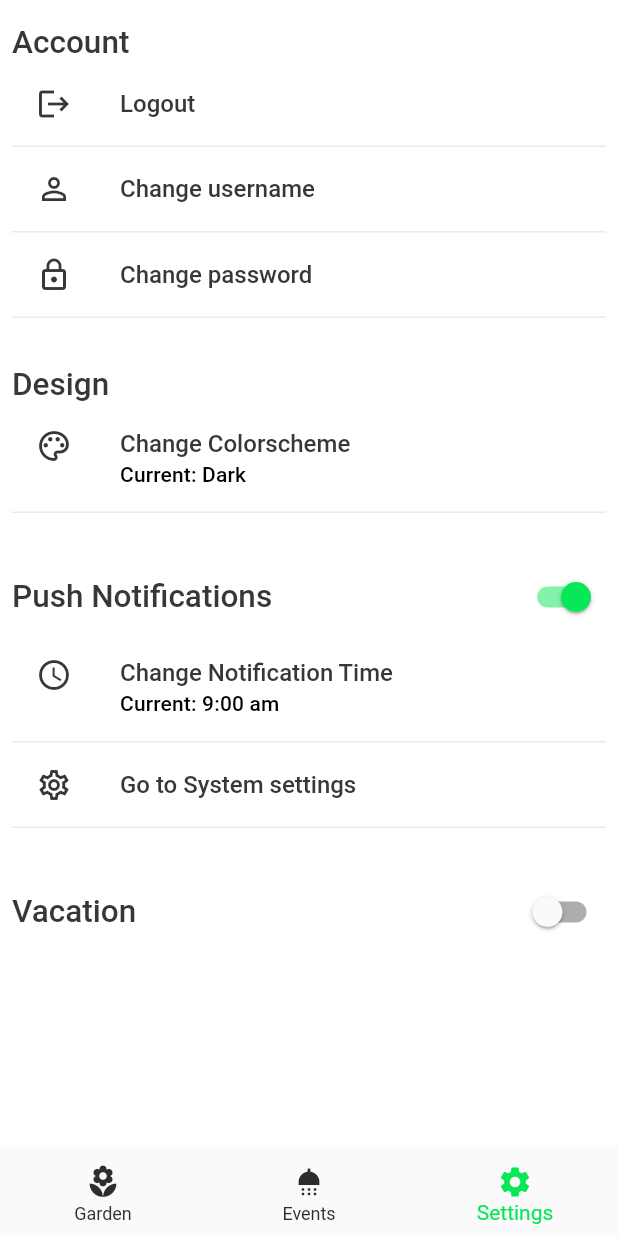
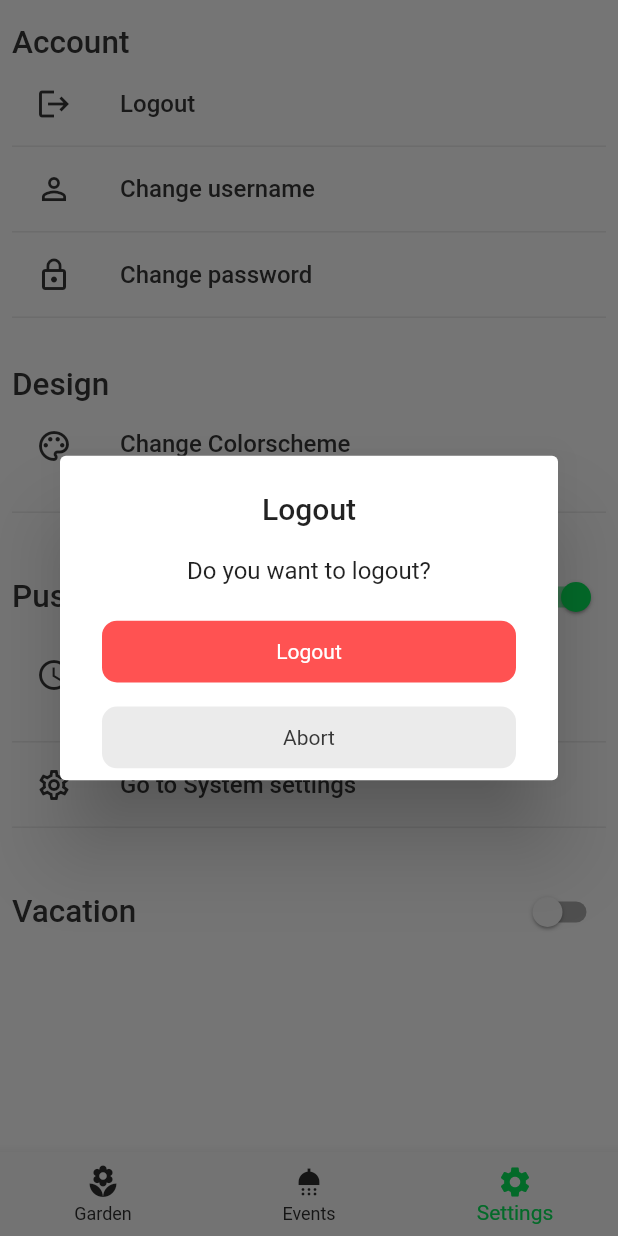
Before and after one commit to Super-T02/happy-plants, a Flutter app: the screen it shows once a user with an empty profile is signed in, item 3 of the bottom bar chosen, after a tap on "Logout", on a phone screen of 412 x 824 dp. Run offline on Flutter 3.47's test engine with Material 2 defaults, Android fonts, the phone set to English and light mode, and no system bars; our stand-ins replace carousel_slider, cloud_firestore, email_validator, firebase_auth, firebase_core, flutter_svg and 2 more; accounts and stored records are empty; network calls fail.

Commit message:
HP-41: renamed LoginButton -> CustomButton

```diff
--- a/lib/screens/authenticate/forget_password.dart
+++ b/lib/screens/authenticate/forget_password.dart
@@ -92,7 +92,7 @@ class _ForgetPasswordState extends State<ForgetPassword> {
                 const SizedBox(height: 16.0,),
 
                 // Login Button
-                LoginButton(
+                CustomButton(
                   onTap: () => _submit(),
                   text: 'Reset Password',
                   isPrimary: true,
@@ -100,7 +100,7 @@ class _ForgetPasswordState extends State<ForgetPassword> {
 
                 const SizedBox(height: 16.0,),
 
-                LoginButton(
+                CustomButton(
                   onTap: () => Navigator.of(context).pop(),
                   text: 'Abort',
                 ),
--- a/lib/screens/authenticate/login_email_form.dart
+++ b/lib/screens/authenticate/login_email_form.dart
@@ -132,7 +132,7 @@ class _EmailLoginFormState extends State<EmailLoginForm> {
           ),
 
           // Login Button
-          LoginButton(
+          CustomButton(
             onTap: () => _submit(),
             text: 'Sign In',
             isPrimary: true,
@@ -141,14 +141,14 @@ class _EmailLoginFormState extends State<EmailLoginForm> {
           const SizedBox(height: 16.0,),
 
           // Google Login
-          LoginButton(
+          CustomButton(
             onTap: () => _withGoogle(),
             text: 'With Google',
           ),
 
           // Sign Up Button
           const SizedBox(height: 16.0,),
-          LoginButton(
+          CustomButton(
             onTap: () => Navigator.pushNamed(context, '/signUp'),
             text: 'Register with Email',
           ),
--- a/lib/screens/authenticate/sign_up_form.dart
+++ b/lib/screens/authenticate/sign_up_form.dart
@@ -174,7 +174,7 @@ class _SignUpFormState extends State<SignUpForm> {
                   const SizedBox(height: 18.0,),
 
                   // Login Button
-                  LoginButton(
+                  CustomButton(
                     onTap: () => _submit(),
                     text: 'Sign Up',
                     isPrimary: true,
@@ -183,7 +183,7 @@ class _SignUpFormState extends State<SignUpForm> {
 
                   const SizedBox(height: 18.0,),
 
-                  LoginButton(
+                  CustomButton(
                     onTap: () => Navigator.of(context).pop(),
                     text: 'Abort',
                   ),
--- a/lib/screens/home/tabs/options/list_groups/account_settings.dart
+++ b/lib/screens/home/tabs/options/list_groups/account_settings.dart
@@ -1,4 +1,6 @@
+import 'package:flutter/cupertino.dart';
 import 'package:flutter/material.dart';
+import 'package:happy_plants/shared/widgets/dialogs/submit_dialog.dart';
 
 import '../../../../../services/authentication.dart';
 import '../../../../../shared/widgets/util/lists/custom_list_group.dart';
@@ -7,32 +9,52 @@ import '../../../../../shared/widgets/util/lists/custom_list_tile.dart';
 class AccountSettings extends StatelessWidget {
   AccountSettings({Key? key}) : super(key: key);
   final AuthService _auth = AuthService();
+  final GlobalKey _key = GlobalKey();
+  final _formKey = GlobalKey<FormState>();
+
+  /// Opens the dialog for validating a logout
+  void openLogoutDialog() {
+    showDialog(context: _key.currentContext!, builder: (BuildContext context){
+      return SubmitDialog(
+          title: 'Logout',
+          text: 'Do you want to logout?',
+          onSubmit: () async {await _auth.signOut();}
+      );
+    });
+  }
+
+  /// Opens the dialog for changing the username
+  void openChangeUsername() {
+
+  }
+
+  /// Opens the dialog for changing the password
+  void openChangePassword() {
+
+  }
 
   @override
   Widget build(BuildContext context) {
+
+
     return CustomListGroup(
+        key: _key,
         title: 'Account',
         children: <Widget>[
           CustomListTile(
             title: 'Logout',
             leading: Icons.logout,
-            onTap: () async {
-              await _auth.signOut();
-            },
+            onTap: openLogoutDialog,
           ),
           CustomListTile(
             title: 'Change username',
             leading: Icons.person_outline,
-            onTap: () async {
-              // TODO
-            },
+            onTap: openChangeUsername,
           ),
           CustomListTile(
             title: 'Change password',
             leading: Icons.lock_outline,
-            onTap: () async {
-              // TODO
-            },
+            onTap: openChangePassword,
           ),
         ]
     );
```
